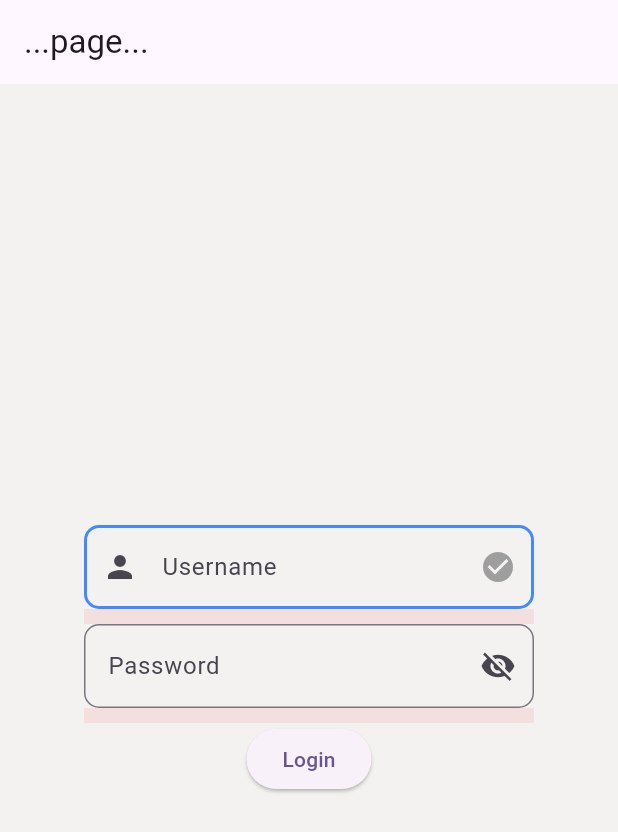
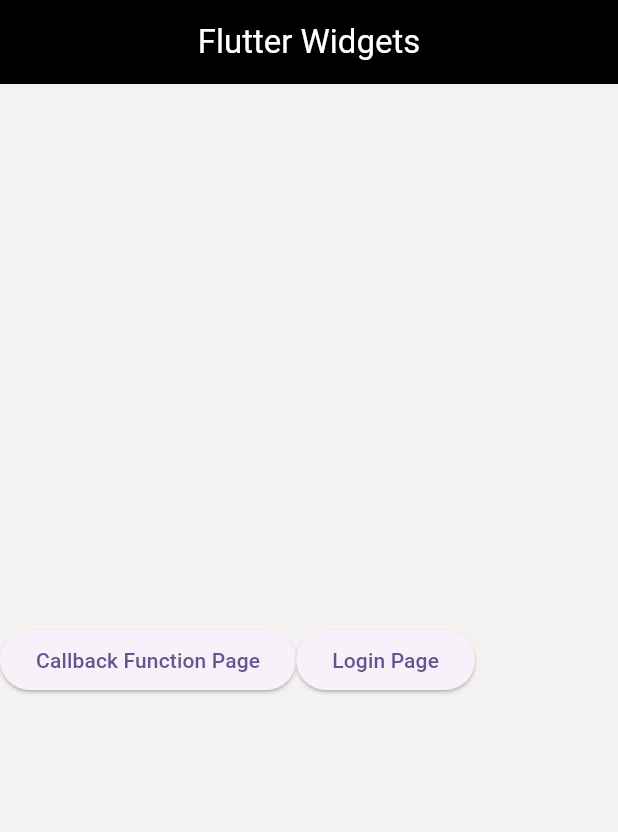
Before and after one commit to anilsjr/flutter-project, a Flutter app: the screen it shows after launch, on a phone screen of 412 x 824 dp. Shown: the top 832 px of the screen. Run offline on Flutter 3.47's test engine with Material 3 defaults, Android fonts, the phone set to English and light mode, and no system bars.

Commit message:
navigation functionality added

```diff
--- a/lib/main.dart
+++ b/lib/main.dart
@@ -15,17 +15,63 @@ class MyApp extends StatelessWidget {
         colorScheme: ColorScheme.fromSeed(seedColor: Colors.deepPurple),
         scaffoldBackgroundColor: const Color.fromARGB(255, 243, 242, 241),
       ),
-      home: const MyHomePage(title: ''),
+      home: const MyHomePage(),
+      // home: const LogInPage(title: ''),
       // home: const CallbackFunctionPage(),
     );
   }
 }
 
-class CallbackFunctionPage extends StatefulWidget {
-  const CallbackFunctionPage({super.key});
+class MyHomePage extends StatefulWidget {
+  const MyHomePage({super.key});
 
   @override
-  State<CallbackFunctionPage> createState() => _CallbackFunctionPageState();
+  State<MyHomePage> createState() => _MyHomePageState();
+}
+
+class _MyHomePageState extends State<MyHomePage> {
+  @override
+  Widget build(BuildContext context) {
+    return Scaffold(
+      appBar: AppBar(
+        title: const Text("Flutter Widgets"),
+        centerTitle: true,
+        backgroundColor: Colors.black,
+        foregroundColor: Colors.white,
+      ),
+      body: const FirstScreen(),
+    );
+  }
+}
+
+class FirstScreen extends StatelessWidget {
+  const FirstScreen({super.key});
+
+  @override
+  Widget build(BuildContext context) {
+    return Center(
+      child: Row(
+        children: [
+          ElevatedButton(
+            onPressed:
+                () => Navigator.of(context).push(
+                  MaterialPageRoute(
+                    builder: (context) => CallbackFunctionPage(),
+                  ),
+                ),
+            child: Text("Callback Function Page"),
+          ),
+          ElevatedButton(
+            onPressed:
+                () => Navigator.of(context).push(
+                  MaterialPageRoute(builder: (context) => LogInPage(title: '')),
+                ),
+            child: Text("Login Page"),
+          ),
+        ],
+      ),
+    );
+  }
 }
 
 // Callback function page
@@ -34,6 +80,13 @@ to add vibration haptic on button press
 to create 3d effect on button press
 
 */
+class CallbackFunctionPage extends StatefulWidget {
+  const CallbackFunctionPage({super.key});
+
+  @override
+  State<CallbackFunctionPage> createState() => _CallbackFunctionPageState();
+}
+
 class _CallbackFunctionPageState extends State<CallbackFunctionPage> {
   double elevationValue = 0.0;
   String buttonText = "Click Me";
@@ -99,15 +152,15 @@ class _CallbackFunctionPageState extends State<CallbackFunctionPage> {
 
 // login page
 
-class MyHomePage extends StatefulWidget {
+class LogInPage extends StatefulWidget {
   final String title;
-  const MyHomePage({super.key, required this.title});
+  const LogInPage({super.key, required this.title});
 
   @override
-  State<MyHomePage> createState() => _MyHomePageState();
+  State<LogInPage> createState() => _LogInPageState();
 }
 
-class _MyHomePageState extends State<MyHomePage> {
+class _LogInPageState extends State<LogInPage> {
   var emailText = TextEditingController();
   var passText = TextEditingController();
   bool _obscurePassword = true; //  add this to toggle visibility
@@ -115,7 +168,7 @@ class _MyHomePageState extends State<MyHomePage> {
   @override
   Widget build(BuildContext context) {
     return Scaffold(
-      appBar: AppBar(title: Text('...page...')),
+      appBar: AppBar(title: Text('Log In page')),
       body: Center(
         child: Container(
           width: 300,
```
